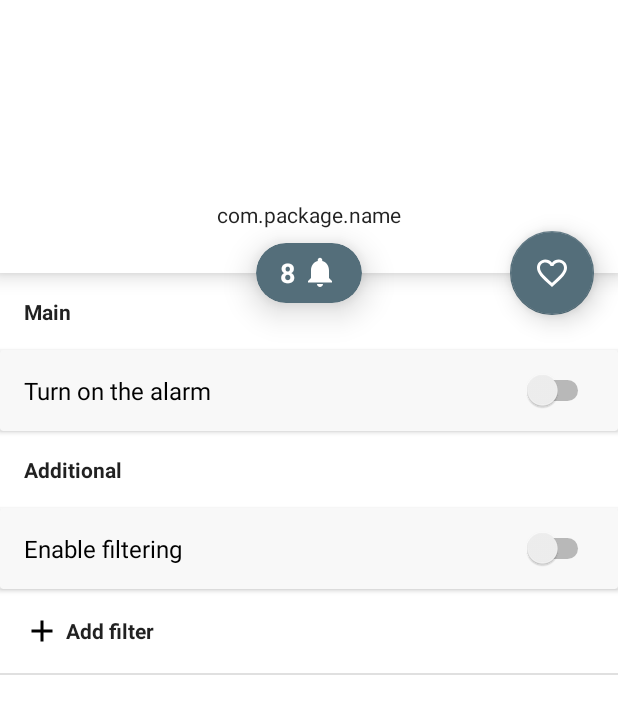
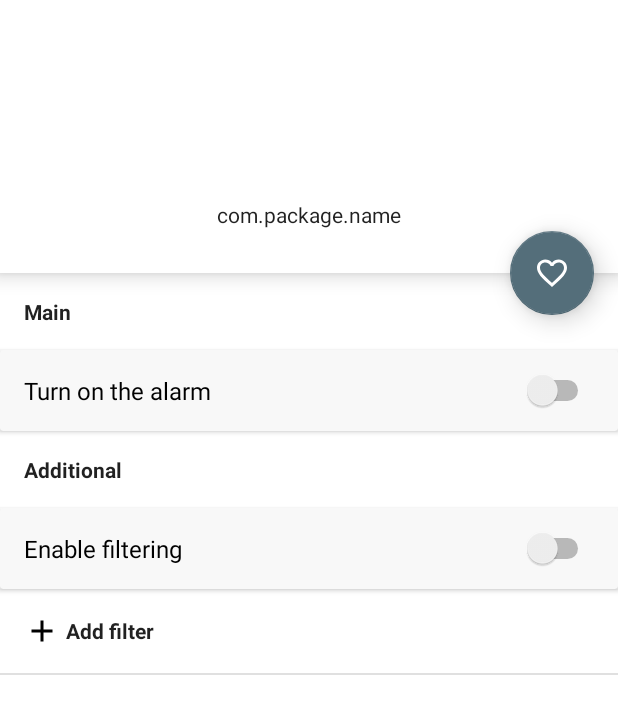
Before and after one commit to booleanull/PushAlerts, an Android app: the layout fragment_home_details.xml on its own in the app's theme, with its tools: preview values and no code run, on a phone screen of 412 x 824 dp. Shown: the top 714 px of the screen. Run offline under Robolectric (Android 15) with nearby library versions, the phone set to English and light mode, and no system bars.

Commit message:
Notification count fixes

```diff
--- a/feature-home-ui/src/main/java/org/booleanull/feature_home_ui/fragment/HomeDetailsFragment.kt
+++ b/feature-home-ui/src/main/java/org/booleanull/feature_home_ui/fragment/HomeDetailsFragment.kt
@@ -203,7 +203,8 @@ class HomeDetailsFragment : BaseFragment() {
                 )
 
                 countCardView.isVisible = alarm.count != 0
-                countTextView.text = alarm.count.toString()
+                countTextView.text =
+                    requireContext().getString(R.string.notification_count, alarm.count)
 
                 alarmSwitch.setChecked(alarm.hasAlarm, alarmSwitchOnCheckedChangeListener)
                 filterSwitch.setChecked(alarm.hasFilter, filterSwitchOnCheckedChangeListener)
--- a/feature-home-ui/src/main/res/layout/fragment_home_details.xml
+++ b/feature-home-ui/src/main/res/layout/fragment_home_details.xml
@@ -203,9 +203,9 @@
         app:backgroundTint="?attr/colorAccent"
         app:behavior_autoHide="false"
         app:elevation="10dp"
-        app:layout_behavior="com.google.android.material.floatingactionbutton.FloatingActionButton$Behavior"
         app:layout_anchor="@id/appbar"
         app:layout_anchorGravity="bottom|end"
+        app:layout_behavior="com.google.android.material.floatingactionbutton.FloatingActionButton$Behavior"
         app:tint="?attr/colorBackground"
         tools:visibility="visible" />
 
@@ -218,6 +218,7 @@
         android:layout_marginEnd="@dimen/default_margin"
         android:layout_marginBottom="@dimen/small_margin"
         android:translationZ="6dp"
+        android:visibility="gone"
         app:cardBackgroundColor="@color/colorBlueGray"
         app:cardCornerRadius="56dp"
         app:cardElevation="8dp"
@@ -226,16 +227,14 @@
 
         <TextView
             android:id="@+id/countTextView"
-            style="@style/AppTheme.Text.Title.H3"
+            style="@style/AppTheme.Text.Title.H5"
             android:layout_width="wrap_content"
             android:layout_height="wrap_content"
             android:layout_gravity="center"
-            android:drawableEnd="@drawable/ic_notifications"
-            android:drawablePadding="@dimen/very_small_margin"
             android:gravity="center"
             android:paddingStart="@dimen/default_margin"
             android:paddingEnd="@dimen/default_margin"
-            android:text="8"
+            android:text="@string/notification_count"
             android:textColor="?attr/colorBackground" />
 
     </androidx.cardview.widget.CardView>
--- a/feature-home-ui/src/main/res/values/strings.xml
+++ b/feature-home-ui/src/main/res/values/strings.xml
@@ -26,4 +26,5 @@
     <string name="removed_from_favorites">Removed from favorites</string>
     <string name="attention_alarm">Attention! All notifications are disabled in the settings.</string>
     <string name="clear_dialog_message">Are you sure you want to clear all data?</string>
+    <string name="notification_count">Notifications: %1$d</string>
 </resources>
```
Also changed, not shown: 1 other file.
